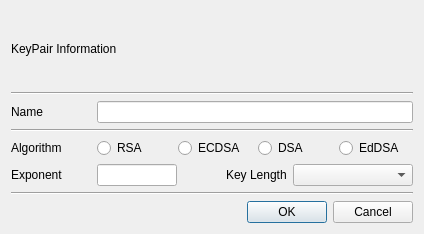
First picture: the form in BerEditor/gen_key_pair_dlg.ui, repository jykim74/BerEditor, before the edit.
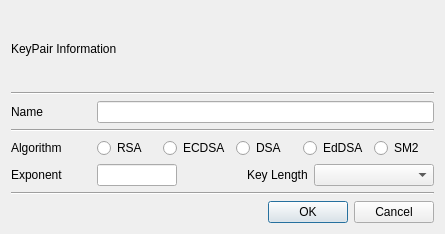
Second picture: the form after the edit.

The edit to the form file:
```diff
--- a/BerEditor/gen_key_pair_dlg.ui
+++ b/BerEditor/gen_key_pair_dlg.ui
@@ -6,7 +6,7 @@
    <rect>
     <x>0</x>
     <y>0</y>
-    <width>424</width>
+    <width>445</width>
     <height>234</height>
    </rect>
   </property>
@@ -66,20 +66,6 @@
    </item>
    <item>
     <layout class="QGridLayout" name="gridLayout">
-     <item row="0" column="4">
-      <widget class="QRadioButton" name="mEdDSACheck">
-       <property name="text">
-        <string>EdDSA</string>
-       </property>
-      </widget>
-     </item>
-     <item row="0" column="1">
-      <widget class="QRadioButton" name="mRSACheck">
-       <property name="text">
-        <string>RSA</string>
-       </property>
-      </widget>
-     </item>
      <item row="0" column="2">
       <widget class="QRadioButton" name="mECDSACheck">
        <property name="text">
@@ -87,13 +73,6 @@
        </property>
       </widget>
      </item>
-     <item row="0" column="3">
-      <widget class="QRadioButton" name="mDSACheck">
-       <property name="text">
-        <string>DSA</string>
-       </property>
-      </widget>
-     </item>
      <item row="0" column="0">
       <widget class="QLabel" name="label_5">
        <property name="minimumSize">
@@ -113,6 +92,34 @@
        </property>
       </widget>
      </item>
+     <item row="0" column="4">
+      <widget class="QRadioButton" name="mEdDSARadio">
+       <property name="text">
+        <string>EdDSA</string>
+       </property>
+      </widget>
+     </item>
+     <item row="0" column="1">
+      <widget class="QRadioButton" name="mRSARadio">
+       <property name="text">
+        <string>RSA</string>
+       </property>
+      </widget>
+     </item>
+     <item row="0" column="3">
+      <widget class="QRadioButton" name="mDSARadio">
+       <property name="text">
+        <string>DSA</string>
+       </property>
+      </widget>
+     </item>
+     <item row="0" column="5">
+      <widget class="QRadioButton" name="mSM2Radio">
+       <property name="text">
+        <string>SM2</string>
+       </property>
+      </widget>
+     </item>
     </layout>
    </item>
    <item>
```
Left out of the diff: 10 changed lines with no effect on the pictures.
